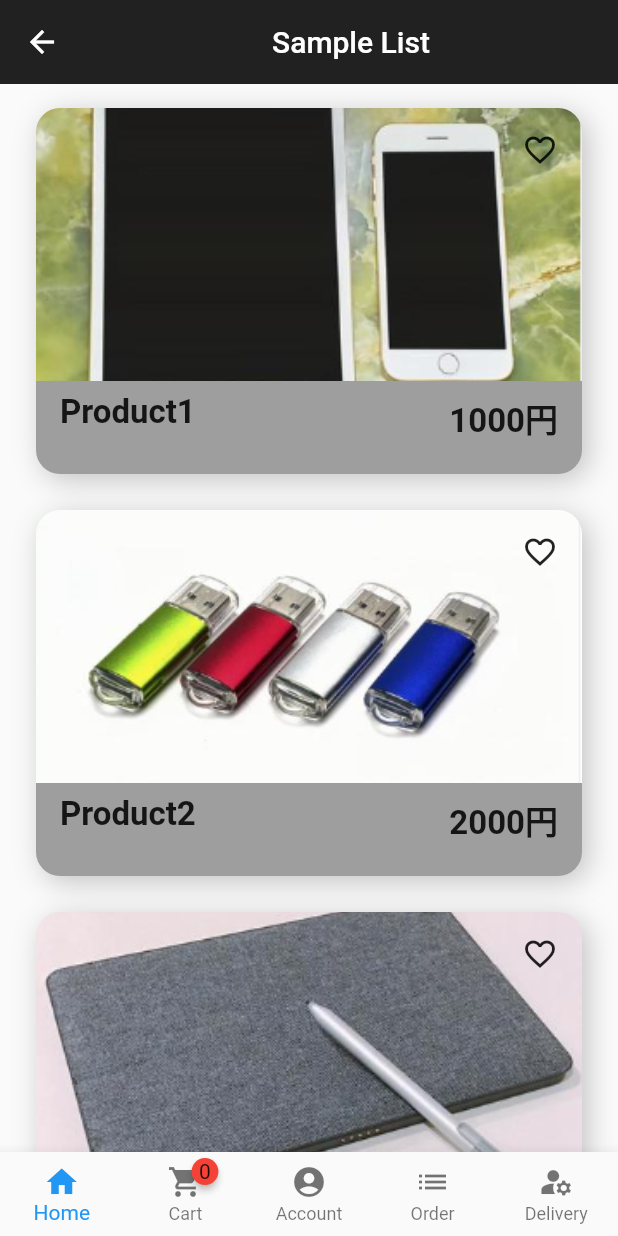
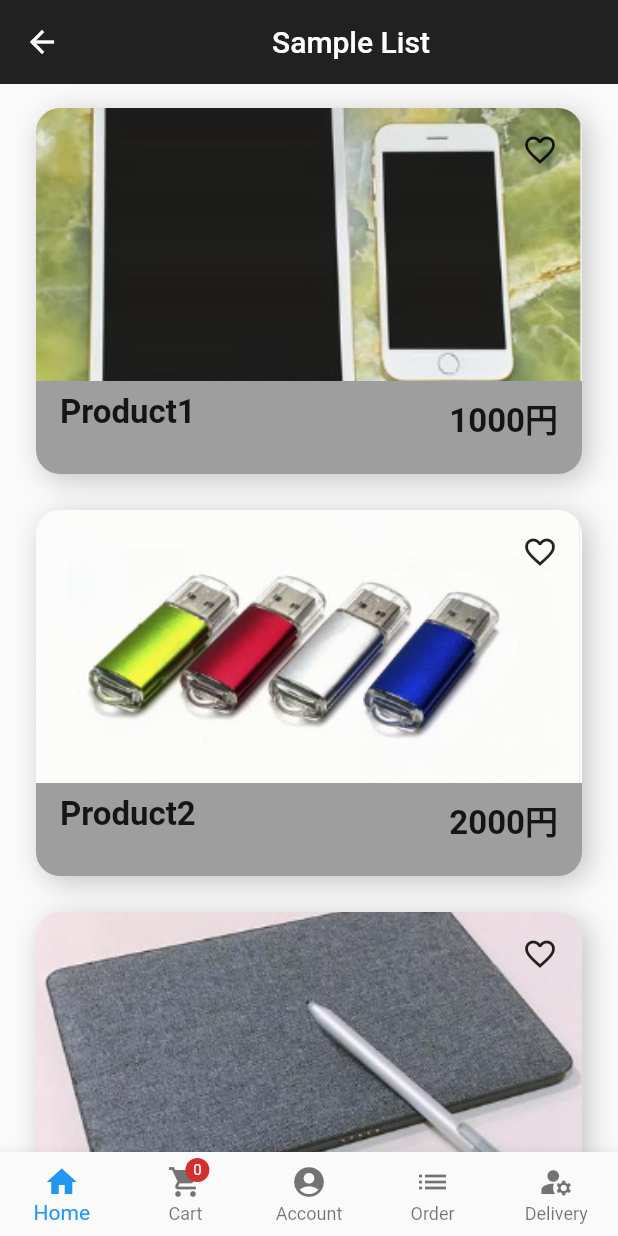
Before and after one commit to AppDeveloperMLLB/sample_shopping_app, a Flutter app: the BottomNavigationPage screen opened directly, on a phone screen of 412 x 824 dp. Run offline on Flutter 3.47's test engine with Material 2 defaults, Android fonts, the phone set to English and light mode, and no system bars; drawn by our look-alikes of badges; our stand-ins replace equatable, flutter_riverpod, freezed_annotation, go_router, rxdart.

Commit message:
バージョンアップにともなう修正

```diff
--- a/lib/src/home_page.dart
+++ b/lib/src/home_page.dart
@@ -1,4 +1,3 @@
-import 'package:badges/badges.dart';
 import 'package:flutter/material.dart';
 import 'package:flutter_riverpod/flutter_riverpod.dart';
 import 'package:sample_shopping_app/src/features/authentication/presentation/acount/account_page.dart';
@@ -80,7 +79,7 @@ class ShoppingCartIcon extends ConsumerWidget {
   Widget build(BuildContext context, WidgetRef ref) {
     final itemCount = ref.watch(cartItemsTotalCountProvider);
     return Badge(
-      badgeContent: Text("$itemCount"),
+      label: Text("$itemCount"),
       child: const Icon(
         Icons.shopping_cart,
       ),
--- a/pubspec.yaml
+++ b/pubspec.yaml
@@ -54,7 +54,7 @@ dependencies:
   # 画面遷移に使用
   go_router: ^5.2.0
   rxdart:
-  badges: ^2.0.3
+  badges: ^3.0.2
   intl:
   flutter_slidable: ^2.0.0
   equatable: ^2.0.5
```
Also changed, not shown: pubspec.lock, 1 other file.
